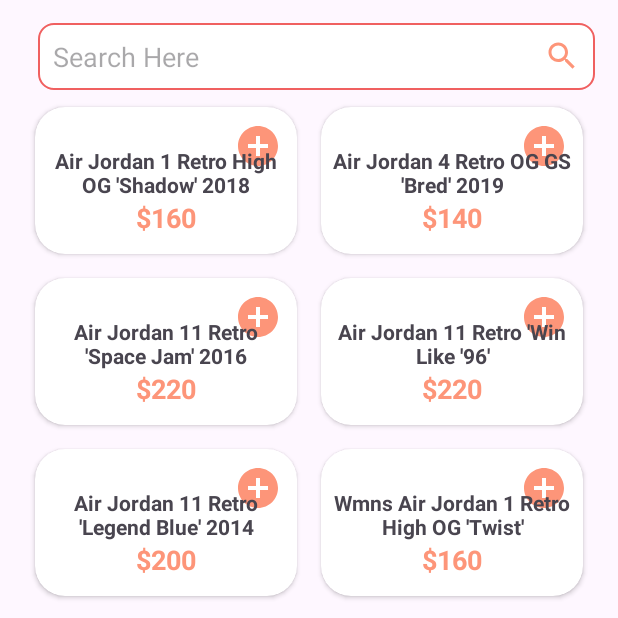
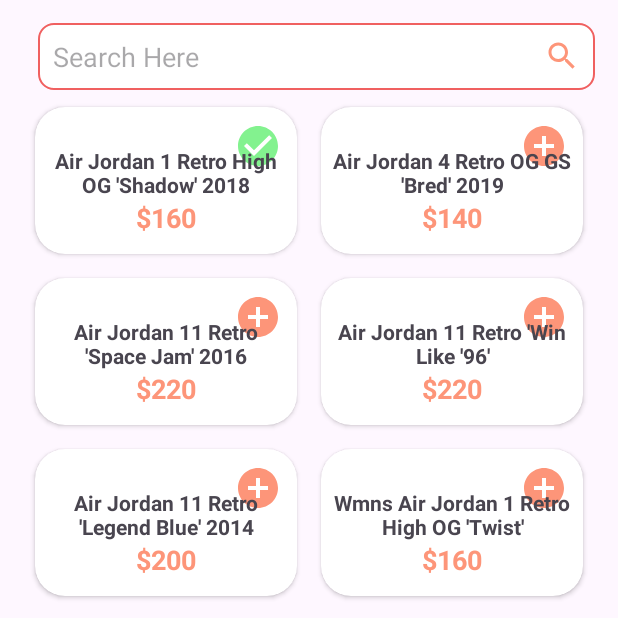
Before and after one commit to rk891014/CricbuzzSneakersApp, an Android app: the screen it shows after launch (MainActivity), after a tap on an icon or button, on a phone screen of 412 x 824 dp, the top half of it. Run offline under Robolectric (Android 15) with nearby library versions, the phone set to English and light mode, and no system bars; our stand-ins replace Dagger/Hilt's generated code, data binding.

Commit message:
finishing touch

```diff
--- a/app/build.gradle.kts
+++ b/app/build.gradle.kts
@@ -75,4 +75,9 @@ dependencies {
     // Navigation Graph
     implementation("androidx.navigation:navigation-fragment-ktx:2.7.5")
     implementation("androidx.navigation:navigation-ui-ktx:2.7.5")
+
+    // Coroutine LifeCycleScope
+    implementation("androidx.lifecycle:lifecycle-viewmodel-ktx:2.6.2")
+    implementation("androidx.lifecycle:lifecycle-runtime-ktx:2.6.2")
+
 }
--- a/app/src/main/java/com/example/cricbuzz/domain/Sneaker.kt
+++ b/app/src/main/java/com/example/cricbuzz/domain/Sneaker.kt
@@ -26,6 +26,5 @@ data class Sneaker(
     val sneakerDetails: String,
     @SerializedName("color")
     val color: String,
-
-    val alreadyAddedToCart : Boolean = false
+    var alreadyAddedToCart : Boolean = false
 ) : Parcelable
--- a/app/src/main/java/com/example/cricbuzz/repository/SneakersRepositoryImp.kt
+++ b/app/src/main/java/com/example/cricbuzz/repository/SneakersRepositoryImp.kt
@@ -13,7 +13,7 @@ class SneakersRepositoryImp @Inject constructor(
 ) : SneakersRepository {
 
     override suspend fun getSneakers(): List<Sneaker> {
-        return SneakersManager.getSneakersData(assetManager = assetManager)
+        return SneakersManager.getSneakersData(sharedPreferences = sharedPreferences,assetManager = assetManager)
     }
 
     override suspend fun addToCart(sneaker: Sneaker) : String {
--- a/app/src/main/java/com/example/cricbuzz/util/FragmentExtensions.kt
+++ b/app/src/main/java/com/example/cricbuzz/util/FragmentExtensions.kt
@@ -1,7 +1,9 @@
 package com.example.cricbuzz.util
 
+import android.view.View
 import androidx.activity.OnBackPressedCallback
 import androidx.fragment.app.Fragment
+import com.google.android.material.snackbar.Snackbar
 
 fun Fragment.setupOnBackPressedCallback(block: () -> Unit): OnBackPressedCallback {
     val callback = object : OnBackPressedCallback(true) {
@@ -10,3 +12,7 @@ fun Fragment.setupOnBackPressedCallback(block: () -> Unit): OnBackPressedCallbac
     requireActivity().onBackPressedDispatcher.addCallback(viewLifecycleOwner, callback)
     return callback
 }
+
+fun Fragment.showSnackBar(view : View, msg : String){
+    Snackbar.make(view, msg, Snackbar.LENGTH_SHORT).show()
+}
--- a/app/src/main/java/com/example/cricbuzz/util/SneakersManager.kt
+++ b/app/src/main/java/com/example/cricbuzz/util/SneakersManager.kt
@@ -2,7 +2,6 @@ package com.example.cricbuzz.util
 
 import android.content.SharedPreferences
 import android.content.res.AssetManager
-import android.util.Log
 import com.example.cricbuzz.domain.Sneaker
 import com.example.cricbuzz.domain.SneakerCart
 import com.example.cricbuzz.domain.SneakerCollection
@@ -16,9 +15,16 @@ object SneakersManager {
     private val gson = Gson()
 
 
-    fun getSneakersData(assetManager: AssetManager) : List<Sneaker>{
+    fun getSneakersData(sharedPreferences: SharedPreferences, assetManager: AssetManager) : List<Sneaker>{
+        initialiseCartMapData(sharedPreferences)
         val jsonString = assetManager.open("SneakersData.json").bufferedReader().use { it.readText() }
-        return Gson().fromJson(jsonString, SneakerCollection::class.java).sneakers
+        val sneakerList = Gson().fromJson(jsonString, SneakerCollection::class.java).sneakers
+        sneakerList.forEach {
+            if(cartDataMap.containsKey(it.id)){
+                it.alreadyAddedToCart = true
+            }
+        }
+        return sneakerList
     }
 
     fun getSneakersCartData(sharedPreferences: SharedPreferences) : List<SneakerCart> {
@@ -31,7 +37,7 @@ object SneakersManager {
         initialiseCartMapData(sharedPreferences)
         try {
             if(cartDataMap.containsKey(sneaker.id))
-                return "AllReady Added"
+                return "Item AllReady Added"
             else {
                 cartDataMap[sneaker.id] = SneakerCart(sneaker, 1)
                 sharedPreferences.edit().putString("myCart", gson.toJson(cartDataMap)).apply()
@@ -40,7 +46,7 @@ object SneakersManager {
             e.message
             return "Something Went Wrong"
         }
-        return "Added SuccessFully"
+        return "Item Added SuccessFully"
     }
 
     private fun initialiseCartMapData(sharedPreferences: SharedPreferences) {
--- a/app/src/main/java/com/example/cricbuzz/views/sneakerDetails/SneakerDetailViewModel.kt
+++ b/app/src/main/java/com/example/cricbuzz/views/sneakerDetails/SneakerDetailViewModel.kt
@@ -1,11 +1,8 @@
 package com.example.cricbuzz.views.sneakerDetails
 
-import android.util.Log
-import androidx.databinding.ObservableParcelable
 import androidx.lifecycle.ViewModel
 import androidx.lifecycle.viewModelScope
 import com.example.cricbuzz.domain.Sneaker
-import com.example.cricbuzz.repository.SneakersRepository
 import com.example.cricbuzz.repository.SneakersRepositoryImp
 import dagger.hilt.android.lifecycle.HiltViewModel
 import kotlinx.coroutines.Dispatchers
@@ -20,8 +17,7 @@ class SneakerDetailViewModel @Inject constructor(
 
     fun addToCart(sneaker : Sneaker){
         viewModelScope.launch(Dispatchers.IO) {
-            val res = sneakersRepository.addToCart(sneaker)
-            Log.e( "adddfgfgdfg",res )
+            sneakersRepository.addToCart(sneaker)
         }
     }
 
--- a/app/src/main/java/com/example/cricbuzz/views/sneakerDetails/SneakerDetailsFragment.kt
+++ b/app/src/main/java/com/example/cricbuzz/views/sneakerDetails/SneakerDetailsFragment.kt
@@ -38,7 +38,13 @@ class SneakerDetailsFragment : Fragment() {
     override fun onViewCreated(view: View, savedInstanceState: Bundle?) {
         super.onViewCreated(view, savedInstanceState)
         setClickListeners()
+        setObservers()
     }
+
+    private fun setObservers() {
+
+    }
+
     private fun setClickListeners() {
         binding.addCart.setOnClickListener {
             viewModel.addToCart(args.sneaker)
--- a/app/src/main/java/com/example/cricbuzz/views/sneakersCart/SneakersCartFragment.kt
+++ b/app/src/main/java/com/example/cricbuzz/views/sneakersCart/SneakersCartFragment.kt
@@ -46,15 +46,15 @@ class SneakersCartFragment : Fragment() {
             adapter.notifyDataSetChanged()
         }
         viewModel.totalPrice.observe(viewLifecycleOwner) {
-            binding.price.text = "$ "+it.toString()
+            binding.price.text = "$ $it"
         }
         adapter.cartClickListener.onItemRemoveCartClick = {
             viewModel.removeSneaker(it.sneaker)
         }
-        adapter.cartClickListener.onItemIncreament = {
+        adapter.cartClickListener.onItemIncrement = {
             viewModel.updateSneakerCounter(it,it.itemCount + 1)
         }
-        adapter.cartClickListener.onItemDecreament = {
+        adapter.cartClickListener.onItemDecrement = {
             viewModel.updateSneakerCounter(it,it.itemCount - 1)
         }
         adapter.cartClickListener.onItemClick = {
--- a/app/src/main/java/com/example/cricbuzz/views/sneakerslist/SneakerListFragment.kt
+++ b/app/src/main/java/com/example/cricbuzz/views/sneakerslist/SneakerListFragment.kt
@@ -43,9 +43,9 @@ class SneakerListFragment : Fragment() {
 
     override fun onViewCreated(view: View, savedInstanceState: Bundle?) {
         super.onViewCreated(view, savedInstanceState)
-        viewModel.sneakerList.observe(viewLifecycleOwner) {
-            adapter.submitList(it)
-        }
+
+        setObserver()
+
         adapter.clickListener.onItemClick = {
             findNavController().navigate(SneakerListFragmentDirections.actionGlobalToSneakerDetails(it))
         }
@@ -65,7 +65,16 @@ class SneakerListFragment : Fragment() {
         }
     }
 
+    private fun setObserver() {
+        viewModel.sneakerList.observe(viewLifecycleOwner) {
+            adapter.submitList(it)
+        }
+    }
 
+    override fun onResume() {
+        super.onResume()
+        viewModel.getSneakerList()
+    }
 
     override fun onDestroyView() {
         super.onDestroyView()
--- a/app/src/main/java/com/example/cricbuzz/views/sneakerslist/SneakerListViewModel.kt
+++ b/app/src/main/java/com/example/cricbuzz/views/sneakerslist/SneakerListViewModel.kt
@@ -37,6 +37,7 @@ class SneakerListViewModel @Inject constructor(
     fun addToCart(sneaker: Sneaker) {
         viewModelScope.launch(Dispatchers.IO) {
             sneakersRepository.addToCart(sneaker)
+            getSneakerList()
         }
     }
 
--- a/app/src/main/res/drawable/add_button.xml
+++ b/app/src/main/res/drawable/add_button.xml
@@ -1,4 +1,4 @@
-<vector android:height="24dp" android:tint="#000000"
+<vector android:height="24dp" android:tint="@color/primary_color"
     android:viewportHeight="24" android:viewportWidth="24"
     android:width="24dp" xmlns:android="http://schemas.android.com/apk/res/android">
     <path android:fillColor="@android:color/white" android:pathData="M12,2C6.48,2 2,6.48 2,12s4.48,10 10,10 10,-4.48 10,-10S17.52,2 12,2zM17,13h-4v4h-2v-4L7,13v-2h4L11,7h2v4h4v2z"/>
--- /dev/null
+++ b/app/src/main/res/drawable/task_added.xml
@@ -0,0 +1,5 @@
+<vector android:height="24dp" android:tint="@color/green_color"
+    android:viewportHeight="24" android:viewportWidth="24"
+    android:width="24dp" xmlns:android="http://schemas.android.com/apk/res/android">
+    <path android:fillColor="@android:color/white" android:pathData="M12,2C6.48,2 2,6.48 2,12s4.48,10 10,10 10,-4.48 10,-10S17.52,2 12,2zM10,17l-5,-5 1.41,-1.41L10,14.17l7.59,-7.59L19,8l-9,9z"/>
+</vector>
--- a/app/src/main/res/layout/fragment_sneaker_details.xml
+++ b/app/src/main/res/layout/fragment_sneaker_details.xml
@@ -158,12 +158,12 @@
                 android:layout_width="wrap_content"
                 android:layout_height="wrap_content"
                 android:background="@drawable/rounded_border"
-                android:backgroundTint="@color/primary_color"
+                android:backgroundTint='@{sneaker.alreadyAddedToCart ? @color/green_color : @color/primary_color}'
                 android:gravity="center"
                 android:foreground="?attr/selectableItemBackgroundBorderless"
                 android:paddingStart="30dp"
                 android:paddingEnd="30dp"
-                android:text="Add to Cart"
+                android:text='@{sneaker.alreadyAddedToCart ? "Added To Cart" : "Add To Cart"}'
                 android:textColor="@color/white"
                 android:textSize="15sp" />
 
--- a/app/src/main/res/layout/item_sneaker_list.xml
+++ b/app/src/main/res/layout/item_sneaker_list.xml
@@ -27,7 +27,7 @@
             android:foreground="?attr/selectableItemBackgroundBorderless"
             android:onClick="@{() -> clickListener.onClick(data)}">
 
-            <ImageView
+            <androidx.appcompat.widget.AppCompatImageView
                 android:id="@+id/add_cart_button"
                 android:layout_width="40dp"
                 android:layout_height="40dp"
@@ -37,8 +37,8 @@
                 android:onClick="@{() -> clickListener.onAddCartClick(data)}"
                 app:layout_constraintTop_toTopOf="parent"
                 app:layout_constraintRight_toRightOf="parent"
-                android:src="@drawable/add_button"
-                app:tint="@color/primary_color" />
+                android:src="@{data.alreadyAddedToCart ? @drawable/task_added : @drawable/add_button}"
+                />
 
             <ImageView
                 android:id="@+id/sneaker_image"
--- a/app/src/main/res/values/colors.xml
+++ b/app/src/main/res/values/colors.xml
@@ -5,5 +5,5 @@
     <color name="primary_color">#fd9579</color>
     <color name="secondary_color">#f7d0bf</color>
     <color name="tertiary_color">#fddfcf</color>
-
+    <color name="green_color">#83f28f</color>
 </resources>
```
Also changed, not shown: app/src/main/java/com/example/cricbuzz/views/sneakersCart/SneakersCartAdapter.kt (+4 -5 lines).
